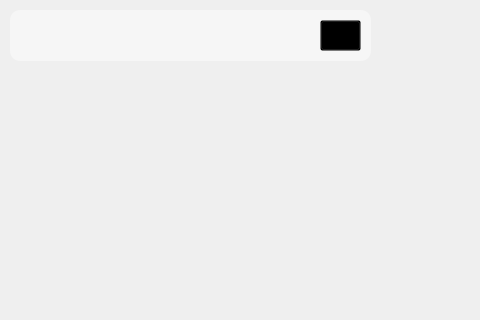
First picture: the form in main.ui, repository vlad1xxx/MiniYandexProject, before the edit; both pictures show x 0 to 480 and y 0 to 320 of the 1057 by 454 pixel window.
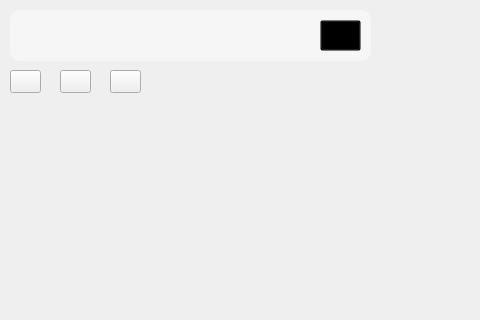
Second picture: the form after the edit. Icons and pictures are not drawn.

Commit message: добавил изменение масштаба карты по нажатию PgUp и PgDown, смену режима карты

Diff of the .ui file:
```diff
--- a/main.ui
+++ b/main.ui
@@ -87,6 +87,45 @@
      </property>
     </widget>
    </widget>
+   <widget class="QPushButton" name="scheme">
+    <property name="geometry">
+     <rect>
+      <x>10</x>
+      <y>70</y>
+      <width>31</width>
+      <height>23</height>
+     </rect>
+    </property>
+    <property name="text">
+     <string/>
+    </property>
+   </widget>
+   <widget class="QPushButton" name="satellite">
+    <property name="geometry">
+     <rect>
+      <x>60</x>
+      <y>70</y>
+      <width>31</width>
+      <height>23</height>
+     </rect>
+    </property>
+    <property name="text">
+     <string/>
+    </property>
+   </widget>
+   <widget class="QPushButton" name="hybrid">
+    <property name="geometry">
+     <rect>
+      <x>110</x>
+      <y>70</y>
+      <width>31</width>
+      <height>23</height>
+     </rect>
+    </property>
+    <property name="text">
+     <string/>
+    </property>
+   </widget>
   </widget>
  </widget>
  <resources/>
```
